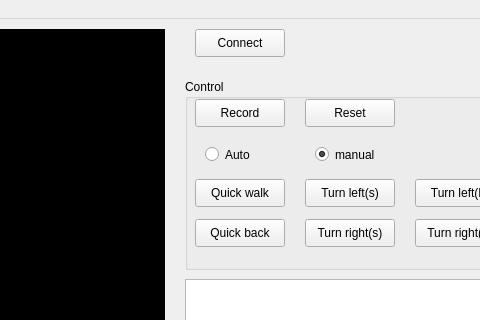
The window that QT-ColorSegmentation/VideoArea.ui (LejuRobotics/Aelos-Vision-Demo) describes before a commit, drawn with Qt 5; both pictures show x 485 to 965 and y 0 to 320 of the 1127 by 673 pixel window.
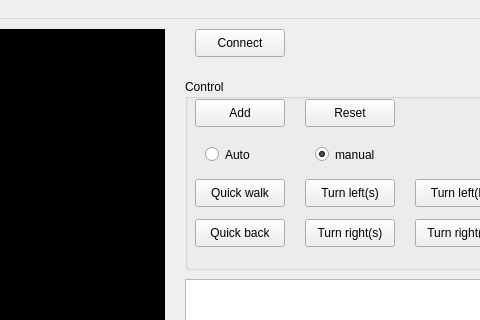
The same window after the commit. Custom widgets are drawn as their Qt base class.

What changed in the file:
```diff
--- a/QT-ColorSegmentation/VideoArea.ui
+++ b/QT-ColorSegmentation/VideoArea.ui
@@ -237,7 +237,7 @@
       </rect>
      </property>
      <property name="text">
-      <string>Record</string>
+      <string>Add</string>
      </property>
      <property name="checkable">
       <bool>false</bool>
```
